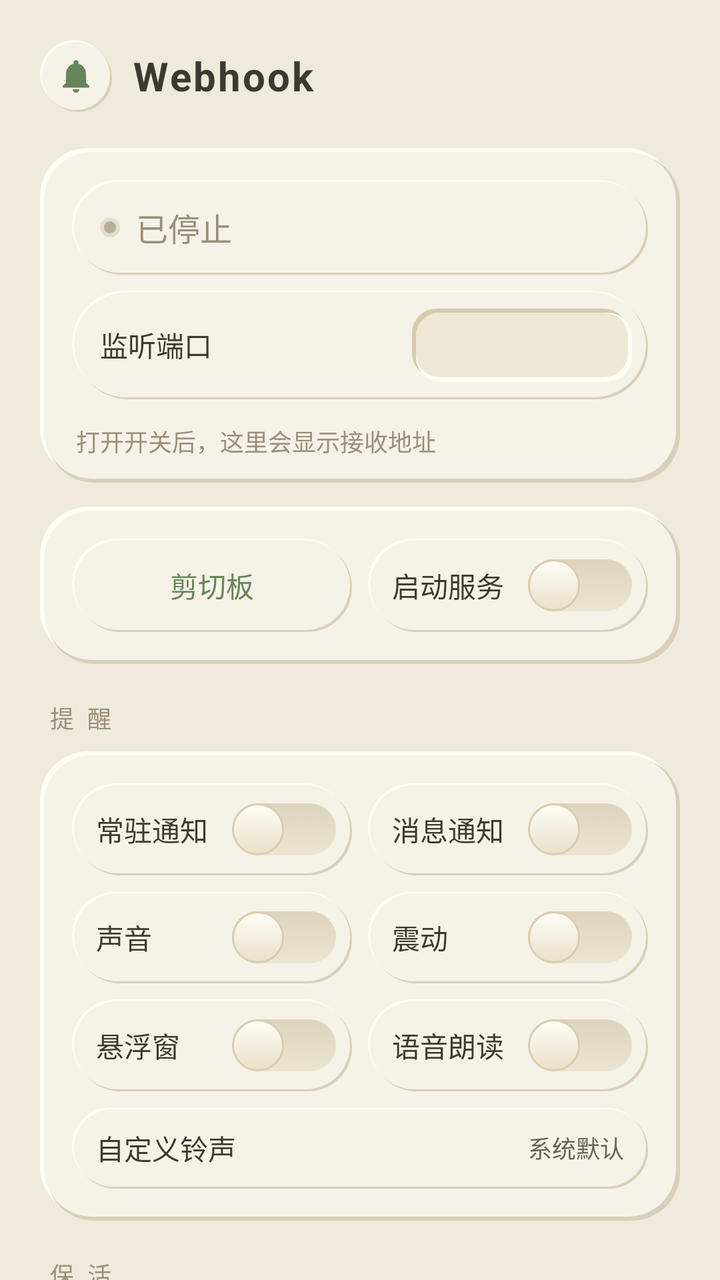
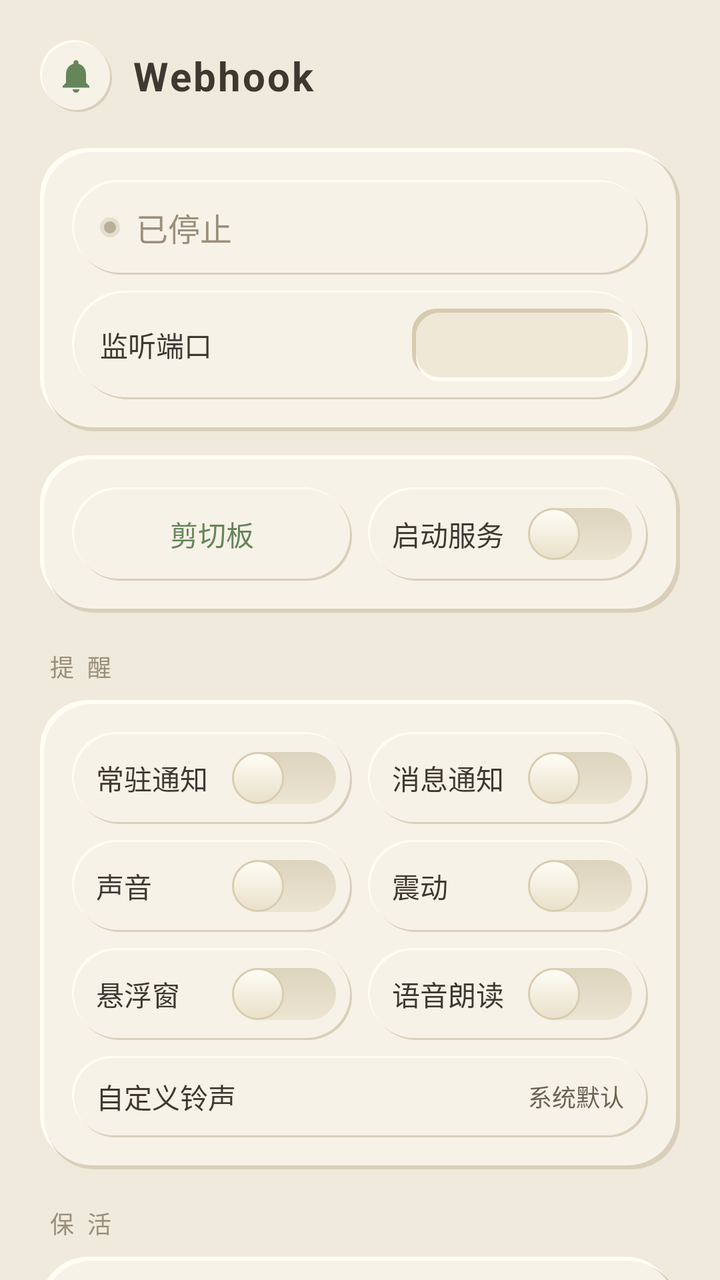

Compare the two renders of this Android layout. The source of the first and the diff that turns it into the second are given below.
<!-- AndroidManifest.xml: application theme AppTheme -->
<!-- res/layout/activity_main.xml -->
<?xml version="1.0" encoding="utf-8"?>
<ScrollView xmlns:android="http://schemas.android.com/apk/res/android"
    android:layout_width="match_parent"
    android:layout_height="match_parent"
    android:fillViewport="true"
    android:scrollbars="none">

    <LinearLayout
        android:layout_width="match_parent"
        android:layout_height="wrap_content"
        android:orientation="vertical"
        android:padding="20dp">

        <LinearLayout
            android:layout_width="match_parent"
            android:layout_height="wrap_content"
            android:orientation="horizontal"
            android:gravity="center_vertical"
            android:paddingBottom="4dp">

            <ImageView
                android:layout_width="36dp"
                android:layout_height="36dp"
                android:background="@drawable/bg_pill"
                android:src="@drawable/ic_notification"
                android:tint="@color/accent_deep"
                android:padding="8dp"/>

            <TextView
                android:layout_width="wrap_content"
                android:layout_height="wrap_content"
                android:layout_marginStart="10dp"
                android:text="Webhook"
                android:textColor="@color/ink"
                android:textSize="20sp"
                android:textStyle="bold"
                android:letterSpacing="0.05"/>
        </LinearLayout>

        <LinearLayout
            android:layout_width="match_parent"
            android:layout_height="wrap_content"
            android:orientation="vertical"
            android:background="@drawable/bg_card"
            android:padding="12dp"
            android:layout_marginTop="14dp">

            <LinearLayout
                android:layout_width="match_parent"
                android:layout_height="wrap_content"
                android:layout_margin="4dp"
                android:orientation="horizontal"
                android:gravity="center_vertical"
                android:background="@drawable/bg_pill"
                android:paddingStart="14dp"
                android:paddingEnd="14dp"
                android:paddingTop="12dp"
                android:paddingBottom="12dp">

                <View
                    android:id="@+id/led"
                    android:layout_width="10dp"
                    android:layout_height="10dp"
                    android:background="@drawable/led_off"/>

                <TextView
                    android:id="@+id/status"
                    android:layout_width="0dp"
                    android:layout_height="wrap_content"
                    android:layout_weight="1"
                    android:layout_marginStart="8dp"
                    android:text="已停止"
                    android:textColor="@color/muted"
                    android:textSize="16sp"
                    android:maxLines="1"
                    android:ellipsize="end"/>
            </LinearLayout>

            <LinearLayout
                android:layout_width="match_parent"
                android:layout_height="wrap_content"
                android:layout_margin="4dp"
                android:orientation="horizontal"
                android:gravity="center_vertical"
                android:background="@drawable/bg_pill"
                android:paddingStart="14dp"
                android:paddingEnd="8dp"
                android:paddingTop="9dp"
                android:paddingBottom="9dp">

                <TextView
                    android:layout_width="0dp"
                    android:layout_height="wrap_content"
                    android:layout_weight="1"
                    android:text="监听端口"
                    android:textColor="@color/ink"
                    android:textSize="14sp"
                    android:maxLines="1"
                    android:ellipsize="end"/>

                <EditText
                    android:id="@+id/port"
                    android:layout_width="110dp"
                    android:layout_height="wrap_content"
                    android:background="@drawable/bg_inset"
                    android:paddingStart="10dp"
                    android:paddingEnd="10dp"
                    android:paddingTop="8dp"
                    android:paddingBottom="8dp"
                    android:inputType="number"
                    android:maxLength="5"
                    android:gravity="center"
                    android:textSize="15sp"
                    android:textColor="@color/ink"/>
            </LinearLayout>

            <TextView
                android:id="@+id/urls"
                android:layout_width="match_parent"
                android:layout_height="wrap_content"
                android:layout_marginTop="8dp"
                android:layout_marginStart="6dp"
                android:text="打开开关后，这里会显示接收地址"
                android:textColor="@color/muted"
                android:textSize="12sp"/>
        </LinearLayout>

        <LinearLayout
            android:layout_width="match_parent"
            android:layout_height="wrap_content"
            android:orientation="horizontal"
            android:background="@drawable/bg_card"
            android:padding="12dp"
            android:layout_marginTop="12dp">

            <LinearLayout
                android:id="@+id/clip_btn"
                android:layout_width="0dp"
                android:layout_height="match_parent"
                android:layout_weight="1"
                android:layout_margin="4dp"
                android:orientation="horizontal"
                android:gravity="center"
                android:background="@drawable/bg_pill"
                android:paddingTop="13dp"
                android:paddingBottom="13dp"
                android:clickable="true"
                android:focusable="true"
                android:foreground="?android:attr/selectableItemBackground">

                <TextView
                    android:layout_width="wrap_content"
                    android:layout_height="wrap_content"
                    android:text="剪切板"
                    android:textColor="@color/accent_deep"
                    android:textSize="14sp"/>
            </LinearLayout>

            <LinearLayout
                android:layout_width="0dp"
                android:layout_height="match_parent"
                android:layout_weight="1"
                android:layout_margin="4dp"
                android:orientation="horizontal"
                android:gravity="center_vertical"
                android:background="@drawable/bg_pill"
                android:paddingStart="12dp"
                android:paddingEnd="8dp"
                android:paddingTop="10dp"
                android:paddingBottom="10dp">

                <TextView
                    android:id="@+id/svc_label"
                    android:layout_width="0dp"
                    android:layout_height="wrap_content"
                    android:layout_weight="1"
                    android:text="启动服务"
                    android:textColor="@color/ink"
                    android:textSize="14sp"
                    android:maxLines="1"
                    android:ellipsize="end"/>

                <Switch
                    android:id="@+id/toggle"
                    style="@style/NeoSwitch"
                    android:layout_width="wrap_content"
                    android:layout_height="wrap_content"/>
            </LinearLayout>
        </LinearLayout>

        <TextView
            android:layout_width="wrap_content"
            android:layout_height="wrap_content"
            android:layout_marginTop="18dp"
            android:layout_marginStart="4dp"
            android:text="提 醒"
            android:textColor="@color/muted"
            android:textSize="12sp"
            android:letterSpacing="0.15"/>

        <LinearLayout
            android:layout_width="match_parent"
            android:layout_height="wrap_content"
            android:orientation="vertical"
            android:background="@drawable/bg_card"
            android:padding="12dp"
            android:layout_marginTop="8dp">

            <LinearLayout
                android:layout_width="match_parent"
                android:layout_height="wrap_content"
                android:orientation="horizontal">

                <LinearLayout
                    android:layout_width="0dp"
                    android:layout_height="match_parent"
                    android:layout_weight="1"
                    android:layout_margin="4dp"
                    android:orientation="horizontal"
                    android:gravity="center_vertical"
                    android:background="@drawable/bg_pill"
                    android:paddingStart="12dp"
                    android:paddingEnd="8dp"
                    android:paddingTop="10dp"
                    android:paddingBottom="10dp">

                    <TextView
                        android:layout_width="0dp"
                        android:layout_height="wrap_content"
                        android:layout_weight="1"
                        android:text="常驻通知"
                        android:textColor="@color/ink"
                        android:textSize="14sp"
                        android:maxLines="1"
                        android:ellipsize="end"/>

                    <Switch
                        android:id="@+id/sw_fgs"
                        style="@style/NeoSwitch"
                        android:layout_width="wrap_content"
                        android:layout_height="wrap_content"/>
                </LinearLayout>

                <LinearLayout
                    android:layout_width="0dp"
                    android:layout_height="match_parent"
                    android:layout_weight="1"
                    android:layout_margin="4dp"
                    android:orientation="horizontal"
                    android:gravity="center_vertical"
                    android:background="@drawable/bg_pill"
                    android:paddingStart="12dp"
                    android:paddingEnd="8dp"
                    android:paddingTop="10dp"
                    android:paddingBottom="10dp">

                    <TextView
                        android:layout_width="0dp"
                        android:layout_height="wrap_content"
                        android:layout_weight="1"
                        android:text="消息通知"
                        android:textColor="@color/ink"
                        android:textSize="14sp"
                        android:maxLines="1"
                        android:ellipsize="end"/>

                    <Switch
                        android:id="@+id/sw_notify"
                        style="@style/NeoSwitch"
                        android:layout_width="wrap_content"
                        android:layout_height="wrap_content"/>
                </LinearLayout>
            </LinearLayout>

            <LinearLayout
                android:layout_width="match_parent"
                android:layout_height="wrap_content"
                android:orientation="horizontal">

                <LinearLayout
                    android:layout_width="0dp"
                    android:layout_height="match_parent"
                    android:layout_weight="1"
                    android:layout_margin="4dp"
                    android:orientation="horizontal"
                    android:gravity="center_vertical"
                    android:background="@drawable/bg_pill"
                    android:paddingStart="12dp"
                    android:paddingEnd="8dp"
                    android:paddingTop="10dp"
                    android:paddingBottom="10dp">

                    <TextView
                        android:layout_width="0dp"
                        android:layout_height="wrap_content"
                        android:layout_weight="1"
                        android:text="声音"
                        android:textColor="@color/ink"
                        android:textSize="14sp"
                        android:maxLines="1"
                        android:ellipsize="end"/>

                    <Switch
                        android:id="@+id/sw_sound"
                        style="@style/NeoSwitch"
                        android:layout_width="wrap_content"
                        android:layout_height="wrap_content"/>
                </LinearLayout>

                <LinearLayout
                    android:layout_width="0dp"
                    android:layout_height="match_parent"
                    android:layout_weight="1"
                    android:layout_margin="4dp"
                    android:orientation="horizontal"
                    android:gravity="center_vertical"
                    android:background="@drawable/bg_pill"
                    android:paddingStart="12dp"
                    android:paddingEnd="8dp"
                    android:paddingTop="10dp"
                    android:paddingBottom="10dp">

                    <TextView
                        android:layout_width="0dp"
                        android:layout_height="wrap_content"
                        android:layout_weight="1"
                        android:text="震动"
                        android:textColor="@color/ink"
                        android:textSize="14sp"
                        android:maxLines="1"
                        android:ellipsize="end"/>

                    <Switch
                        android:id="@+id/sw_vibrate"
                        style="@style/NeoSwitch"
                        android:layout_width="wrap_content"
                        android:layout_height="wrap_content"/>
                </LinearLayout>
            </LinearLayout>

            <LinearLayout
                android:layout_width="match_parent"
                android:layout_height="wrap_content"
                android:orientation="horizontal">

                <LinearLayout
                    android:layout_width="0dp"
                    android:layout_height="match_parent"
                    android:layout_weight="1"
                    android:layout_margin="4dp"
                    android:orientation="horizontal"
                    android:gravity="center_vertical"
                    android:background="@drawable/bg_pill"
                    android:paddingStart="12dp"
                    android:paddingEnd="8dp"
                    android:paddingTop="10dp"
                    android:paddingBottom="10dp">

                    <TextView
                        android:layout_width="0dp"
                        android:layout_height="wrap_content"
                        android:layout_weight="1"
                        android:text="悬浮窗"
                        android:textColor="@color/ink"
                        android:textSize="14sp"
                        android:maxLines="1"
                        android:ellipsize="end"/>

                    <Switch
                        android:id="@+id/sw_float_msg"
                        style="@style/NeoSwitch"
                        android:layout_width="wrap_content"
                        android:layout_height="wrap_content"/>
                </LinearLayout>

                <LinearLayout
                    android:layout_width="0dp"
                    android:layout_height="match_parent"
                    android:layout_weight="1"
                    android:layout_margin="4dp"
                    android:orientation="horizontal"
                    android:gravity="center_vertical"
                    android:background="@drawable/bg_pill"
                    android:paddingStart="12dp"
                    android:paddingEnd="8dp"
                    android:paddingTop="10dp"
                    android:paddingBottom="10dp">

                    <TextView
                        android:layout_width="0dp"
                        android:layout_height="wrap_content"
                        android:layout_weight="1"
                        android:text="语音朗读"
                        android:textColor="@color/ink"
                        android:textSize="14sp"
                        android:maxLines="1"
                        android:ellipsize="end"/>

                    <Switch
                        android:id="@+id/sw_tts"
                        style="@style/NeoSwitch"
                        android:layout_width="wrap_content"
                        android:layout_height="wrap_content"/>
                </LinearLayout>
            </LinearLayout>

            <LinearLayout
                android:id="@+id/ring_row"
                android:layout_width="match_parent"
                android:layout_height="wrap_content"
                android:layout_margin="4dp"
                android:orientation="horizontal"
                android:gravity="center_vertical"
                android:background="@drawable/bg_pill"
                android:paddingStart="12dp"
                android:paddingEnd="12dp"
                android:paddingTop="10dp"
                android:paddingBottom="10dp"
                android:clickable="true"
                android:focusable="true"
                android:foreground="?android:attr/selectableItemBackground">

                <TextView
                    android:layout_width="0dp"
                    android:layout_height="wrap_content"
                    android:layout_weight="1"
                    android:text="自定义铃声"
                    android:textColor="@color/ink"
                    android:textSize="14sp"
                    android:maxLines="1"
                    android:ellipsize="end"/>

                <TextView
                    android:id="@+id/ring_val"
                    android:layout_width="wrap_content"
                    android:layout_height="wrap_content"
                    android:text="系统默认"
                    android:textColor="@color/dark"
                    android:textSize="12sp"
                    android:maxLines="1"
                    android:ellipsize="end"
                    android:maxWidth="140dp"/>
            </LinearLayout>
        </LinearLayout>

        <TextView
            android:layout_width="wrap_content"
            android:layout_height="wrap_content"
            android:layout_marginTop="18dp"
            android:layout_marginStart="4dp"
            android:text="保 活"
            android:textColor="@color/muted"
            android:textSize="12sp"
            android:letterSpacing="0.15"/>

        <LinearLayout
            android:layout_width="match_parent"
            android:layout_height="wrap_content"
            android:orientation="horizontal"
            android:background="@drawable/bg_card"
            android:padding="12dp"
            android:layout_marginTop="8dp">

            <LinearLayout
                android:layout_width="0dp"
                android:layout_height="match_parent"
                android:layout_weight="1"
                android:layout_margin="4dp"
                android:orientation="horizontal"
                android:gravity="center_vertical"
                android:background="@drawable/bg_pill"
                android:paddingStart="12dp"
                android:paddingEnd="8dp"
                android:paddingTop="10dp"
                android:paddingBottom="10dp">

                <TextView
                    android:layout_width="0dp"
                    android:layout_height="wrap_content"
                    android:layout_weight="1"
                    android:text="开机自启"
                    android:textColor="@color/ink"
                    android:textSize="14sp"
                    android:maxLines="1"
                    android:ellipsize="end"/>

                <Switch
                    android:id="@+id/sw_boot"
                    style="@style/NeoSwitch"
                    android:layout_width="wrap_content"
                    android:layout_height="wrap_content"/>
            </LinearLayout>

            <LinearLayout
                android:layout_width="0dp"
                android:layout_height="match_parent"
                android:layout_weight="1"
                android:layout_margin="4dp"
                android:orientation="horizontal"
                android:gravity="center_vertical"
                android:background="@drawable/bg_pill"
                android:paddingStart="12dp"
                android:paddingEnd="8dp"
                android:paddingTop="10dp"
                android:paddingBottom="10dp">

                <TextView
                    android:layout_width="0dp"
                    android:layout_height="wrap_content"
                    android:layout_weight="1"
                    android:text="电池优化"
                    android:textColor="@color/ink"
                    android:textSize="14sp"
                    android:maxLines="1"
                    android:ellipsize="end"/>

                <TextView
                    android:id="@+id/battery"
                    android:layout_width="wrap_content"
                    android:layout_height="wrap_content"
                    android:background="@drawable/bg_pill"
                    android:paddingStart="10dp"
                    android:paddingEnd="10dp"
                    android:paddingTop="5dp"
                    android:paddingBottom="5dp"
                    android:text="去设置"
                    android:textColor="@color/dark"
                    android:textSize="11sp"
                    android:maxLines="1"
                    android:clickable="true"
                    android:focusable="true"
                    android:foreground="?android:attr/selectableItemBackground"/>
            </LinearLayout>
        </LinearLayout>

        <TextView
            android:id="@+id/reset"
            android:layout_width="wrap_content"
            android:layout_height="wrap_content"
            android:layout_gravity="center_horizontal"
            android:layout_marginTop="16dp"
            android:background="@drawable/bg_pill"
            android:paddingStart="24dp"
            android:paddingEnd="24dp"
            android:paddingTop="9dp"
            android:paddingBottom="9dp"
            android:text="重置服务"
            android:textColor="@color/dark"
            android:textSize="13sp"
            android:clickable="true"
            android:focusable="true"
            android:foreground="?android:attr/selectableItemBackground"/>

        <TextView
            android:layout_width="match_parent"
            android:layout_height="wrap_content"
            android:layout_marginTop="14dp"
            android:text="任意路径、任意方法均可推送，请求体：{&quot;text&quot;:&quot;消息内容&quot;}\n成功返回 {&quot;text&quot;:&quot;success&quot;}，失败返回 {&quot;text&quot;:&quot;原因&quot;}\n让 AI 生成请求时，只需告诉它：向上述地址发送 POST，body 固定为 {&quot;text&quot;:&quot;要通知我的内容&quot;}"
            android:textColor="@color/muted"
            android:textSize="12sp"
            android:lineSpacingExtra="4dp"/>
    </LinearLayout>
</ScrollView>
<!-- resources referenced by this layout -->
<resources>
  <color name="accent_deep">#66855A</color>
  <color name="dark">#6B6353</color>
  <color name="ink">#3E3930</color>
  <color name="muted">#9A8F7B</color>
  <!-- drawable bg_card (drawable) -->
  <?xml version="1.0" encoding="utf-8"?>
  <layer-list xmlns:android="http://schemas.android.com/apk/res/android">
      <item android:bottom="3dp" android:right="3dp">
          <shape>
              <corners android:radius="24dp"/>
              <solid android:color="@color/hi"/>
          </shape>
      </item>
      <item android:top="3dp" android:left="3dp">
          <shape>
              <corners android:radius="24dp"/>
              <solid android:color="@color/sh"/>
          </shape>
      </item>
      <item android:top="2dp" android:left="2dp" android:right="2dp" android:bottom="2dp">
          <shape>
              <corners android:radius="24dp"/>
              <solid android:color="@color/card"/>
          </shape>
      </item>
  </layer-list>
  <!-- drawable ic_notification (drawable) -->
  <?xml version="1.0" encoding="utf-8"?>
  <vector xmlns:android="http://schemas.android.com/apk/res/android"
      android:width="24dp" android:height="24dp"
      android:viewportWidth="24" android:viewportHeight="24">
      <path android:fillColor="#FFFFFFFF"
          android:pathData="M12,22c1.1,0 2,-0.9 2,-2h-4c0,1.1 0.9,2 2,2zM18,16v-5c0,-3.07 -1.63,-5.64 -4.5,-6.32v-0.68c0,-0.83 -0.67,-1.5 -1.5,-1.5s-1.5,0.67 -1.5,1.5v0.68C7.64,5.36 6,7.92 6,11v5l-2,2v1h16v-1L18,16z"/>
  </vector>
  <!-- drawable led_off (drawable) -->
  <?xml version="1.0" encoding="utf-8"?>
  <layer-list xmlns:android="http://schemas.android.com/apk/res/android">
      <item>
          <shape android:shape="oval">
              <solid android:color="#4DB9AE97"/>
          </shape>
      </item>
      <item android:top="2dp" android:bottom="2dp" android:left="2dp" android:right="2dp">
          <shape android:shape="oval">
              <solid android:color="#B9AE97"/>
          </shape>
      </item>
  </layer-list>
  <style name="NeoSwitch">
          <item name="android:switchMinWidth">46dp</item>
          <item name="android:thumb">@drawable/switch_thumb</item>
          <item name="android:track">@drawable/switch_track</item>
          <item name="android:thumbOffset">0dp</item>
          <item name="android:showText">false</item>
      </style>
  <style name="AppTheme" parent="@android:style/Theme.Material.Light.NoActionBar">
          <item name="android:windowBackground">@color/bg</item>
          <item name="android:statusBarColor">@color/bg</item>
          <item name="android:navigationBarColor">@color/bg</item>
          <item name="android:windowLightStatusBar">true</item>
      </style>
  <color name="hi">#FFFDF4</color>
  <color name="sh">#D9CFBA</color>
  <color name="card">#F7F2E7</color>
  <color name="recess">#EFE8D6</color>
  <!-- drawable switch_thumb (drawable) -->
  <?xml version="1.0" encoding="utf-8"?>
  <shape xmlns:android="http://schemas.android.com/apk/res/android" android:shape="oval">
      <size android:width="26dp" android:height="26dp"/>
      <gradient android:angle="270" android:startColor="#FFFDF6" android:endColor="#E9E0C9"/>
      <stroke android:width="1dp" android:color="#D9CDB0"/>
  </shape>
  <!-- drawable switch_track (drawable) -->
  <?xml version="1.0" encoding="utf-8"?>
  <selector xmlns:android="http://schemas.android.com/apk/res/android">
      <item android:state_checked="true">
          <shape>
              <size android:width="46dp" android:height="26dp"/>
              <corners android:radius="13dp"/>
              <gradient android:angle="270" android:startColor="#8FAD7E" android:endColor="#67855C"/>
          </shape>
      </item>
      <item>
          <shape>
              <size android:width="46dp" android:height="26dp"/>
              <corners android:radius="13dp"/>
              <gradient android:angle="270" android:startColor="#DDD4BE" android:endColor="#ECE5D2"/>
          </shape>
      </item>
  </selector>
  <color name="bg">#F0EADC</color>
  <!-- unchanged entries left out for length: 2 -->
</resources>

<!-- the commit's change to res/layout/activity_main.xml (unified diff, before → after) -->
@@ -65,14 +65,24 @@
 
                 <TextView
                     android:id="@+id/status"
-                    android:layout_width="0dp"
-                    android:layout_height="wrap_content"
-                    android:layout_weight="1"
+                    android:layout_width="wrap_content"
+                    android:layout_height="wrap_content"
                     android:layout_marginStart="8dp"
                     android:text="已停止"
                     android:textColor="@color/muted"
                     android:textSize="16sp"
-                    android:maxLines="1"
+                    android:maxLines="1"/>
+
+                <TextView
+                    android:id="@+id/urls"
+                    android:layout_width="0dp"
+                    android:layout_height="wrap_content"
+                    android:layout_weight="1"
+                    android:layout_marginStart="8dp"
+                    android:text=""
+                    android:textColor="@color/muted"
+                    android:textSize="12sp"
+                    android:maxLines="2"
                     android:ellipsize="end"/>
             </LinearLayout>
 
@@ -114,15 +124,6 @@
                     android:textColor="@color/ink"/>
             </LinearLayout>
 
-            <TextView
-                android:id="@+id/urls"
-                android:layout_width="match_parent"
-                android:layout_height="wrap_content"
-                android:layout_marginTop="8dp"
-                android:layout_marginStart="6dp"
-                android:text="打开开关后，这里会显示接收地址"
-                android:textColor="@color/muted"
-                android:textSize="12sp"/>
         </LinearLayout>
 
         <LinearLayout
